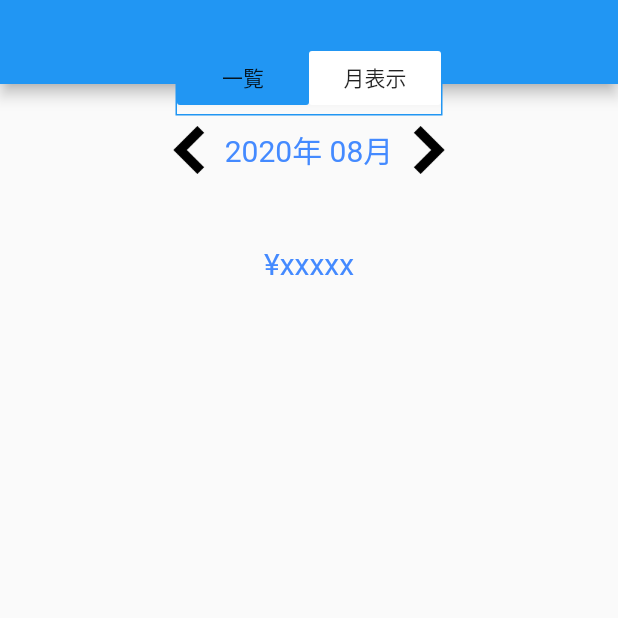
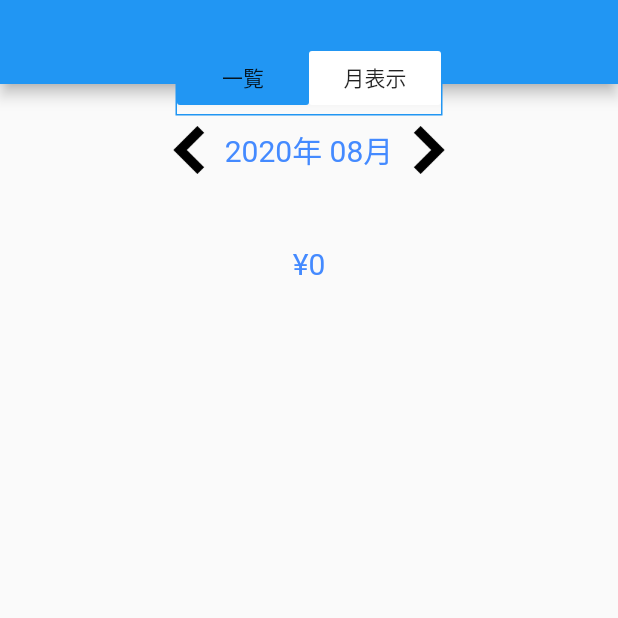
Before and after one commit to probsc/money-book, a Flutter app: the screen it shows after launch, after a tap on "月表示", on a phone screen of 412 x 824 dp, the top half of it. Run offline on Flutter 3.47's test engine with Material 2 defaults, Android fonts, the phone set to English and light mode, and no system bars; our stand-ins replace sqflite; accounts and stored records are empty.

Commit message:
#1 [お小遣い帳] 各項目を月ごとに表示

```diff
--- a/lib/item_row.dart
+++ b/lib/item_row.dart
@@ -69,7 +69,7 @@ class ItemRowState extends State<ItemRow> {
               // 金額
               Expanded(
                 flex: 1,
-                child: Text(widget.item.price.toString())
+                child: Text('¥${widget.item.price.toString()}')
               ),
               // 削除アイコン
               Expanded(
--- a/lib/main.dart
+++ b/lib/main.dart
@@ -1,6 +1,7 @@
 import 'package:flutter/material.dart';
+import 'package:intl/intl.dart';
+
 import 'package:money_book/db_helper.dart';
-
 import 'package:money_book/input_dialog.dart';
 import 'package:money_book/item.dart';
 import 'package:money_book/item_row.dart';
@@ -48,13 +49,16 @@ class _MyHomePageState extends State<MyHomePage> with SingleTickerProviderStateM
   final _dbHelper = DbHelper.instance;
   TabController _tabController;
 
-  // 各項目を保持
+  // 各項目を保持するリスト
   List<Item> _items = <Item>[];
 
-  int _index = 0;
+  // 月表示用リスト
+  List<Item> _monthItems = <Item>[];
 
-  @override
-  bool get wantKeepAlive => true;
+  int _sumPrice = 0;
+  int _tabIndex = 0;
+
+  DateTime _currentDate = DateTime.now();
 
   // DB から項目を読出して一覧に加える
   void _loadItems() {
@@ -65,9 +69,33 @@ class _MyHomePageState extends State<MyHomePage> with SingleTickerProviderStateM
         v.forEach((row) {
           _items.add(Item.fromMap(row));
         });
+        _changeMonthItems();
       });
     });
   }
+
+  // 表示している月ごとに一覧を更新
+  void _changeMonthItems() {
+    var first = DateTime(_currentDate.year, _currentDate.month, 1);
+    var last = DateTime(_currentDate.year, _currentDate.month + 1, 0);
+    _monthItems = <Item>[];
+    _sumPrice = 0;
+
+    // 表示月に該当する日付で項目を絞り込む
+    _monthItems = _items.where((v) {
+      var date = DateTime.parse(v.date);
+      return date.compareTo(first) >= 0 &&
+        date.compareTo(last) < 0;
+    }).toList();
+
+    // 表示月の合計金額を算出
+    _monthItems.forEach((item) {
+      _sumPrice += item.price;
+    });
+  }
+
+  @override
+  bool get wantKeepAlive => true;
 
   @override
   void initState() {
@@ -107,21 +135,21 @@ class _MyHomePageState extends State<MyHomePage> with SingleTickerProviderStateM
                   children: <Widget>[
                     // 一覧/月表示ボタンを配置
                     FlatButton(
-                      color: _index == 0 ? Colors.white : Colors.blue,
+                      color: _tabIndex == 0 ? Colors.white : Colors.blue,
                       onPressed: () {
                         _tabController.animateTo(0);
                         setState(() {
-                          _index = 0;
+                          _tabIndex = 0;
                         });
                       },
                       child: Text(tabs[0].text),
                     ),
                     FlatButton(
-                      color: _index == 1 ? Colors.white : Colors.blue,
+                      color: _tabIndex == 1 ? Colors.white : Colors.blue,
                       onPressed: () {
                         _tabController.animateTo(1);
                         setState(() {
-                          _index = 1;
+                          _tabIndex = 1;
                         });
                       },
                       child: Text(tabs[1].text),
@@ -180,7 +208,16 @@ class _MyHomePageState extends State<MyHomePage> with SingleTickerProviderStateM
                         children: <Widget>[
                           IconButton(
                             onPressed: () {
-                              // TODO: 月変更
+                              // 先月に変更
+                              setState(() {
+                                var newDate = DateTime(
+                                  _currentDate.year,
+                                  _currentDate.month - 1,
+                                  _currentDate.day
+                                );
+                                _currentDate = newDate;
+                                _changeMonthItems();
+                              });
                             },
                             icon: Image.asset(
                               'images/left_arrow.png',
@@ -188,7 +225,7 @@ class _MyHomePageState extends State<MyHomePage> with SingleTickerProviderStateM
                             ),
                           ),
                           Text(
-                            '2020年 08月',
+                            DateFormat('yyyy年 MM月').format(_currentDate),
                             style: TextStyle(
                               color: Colors.blueAccent,
                               fontSize: 20,
@@ -196,7 +233,16 @@ class _MyHomePageState extends State<MyHomePage> with SingleTickerProviderStateM
                           ),
                           IconButton(
                             onPressed: () {
-                              // TODO: 月変更
+                              // 来月に変更
+                              setState(() {
+                                var newDate = DateTime(
+                                  _currentDate.year,
+                                  _currentDate.month + 1,
+                                  _currentDate.day
+                                );
+                                _currentDate = newDate;
+                                _changeMonthItems();
+                              });
                             },
                             icon: Image.asset(
                               'images/right_arrow.png',
@@ -210,7 +256,7 @@ class _MyHomePageState extends State<MyHomePage> with SingleTickerProviderStateM
                   Padding(
                     padding: EdgeInsets.all(20.0),
                     child: Text(  // 合計金額
-                      '¥xxxxx',
+                      '¥${_sumPrice.toString()}',
                       style: TextStyle(
                         color: Colors.blueAccent,
                         fontSize: 20,
@@ -222,19 +268,20 @@ class _MyHomePageState extends State<MyHomePage> with SingleTickerProviderStateM
                     child: ListView.builder(
                       itemBuilder: (BuildContext context, int index) {
 
-                        if (index >= _items.length) {
+                        if (index >= _monthItems.length) {
                           return null;
                         }
 
                         return Padding(
                           padding: EdgeInsets.all(1.0),
                           child: ItemRow(
-                            item: _items[index],
+                            item: _monthItems[index],
                             onDeleteTaped: (id) {
                               setState(() {
                                 // 選択した項目を削除
                                 _dbHelper.delete(id);
                                 _items.removeAt(index);
+                                _changeMonthItems();
                               });
                             },
                             onItemEdited: (item) {
@@ -242,6 +289,7 @@ class _MyHomePageState extends State<MyHomePage> with SingleTickerProviderStateM
                                 // 選択して項目を更新
                                 _dbHelper.update(item.id, item.toMap());
                                 _items[index] = item;
+                                _changeMonthItems();
                               });
                             },
                           ),
```
Also changed, not shown: lib/input_dialog.dart (+8 -1 lines).
